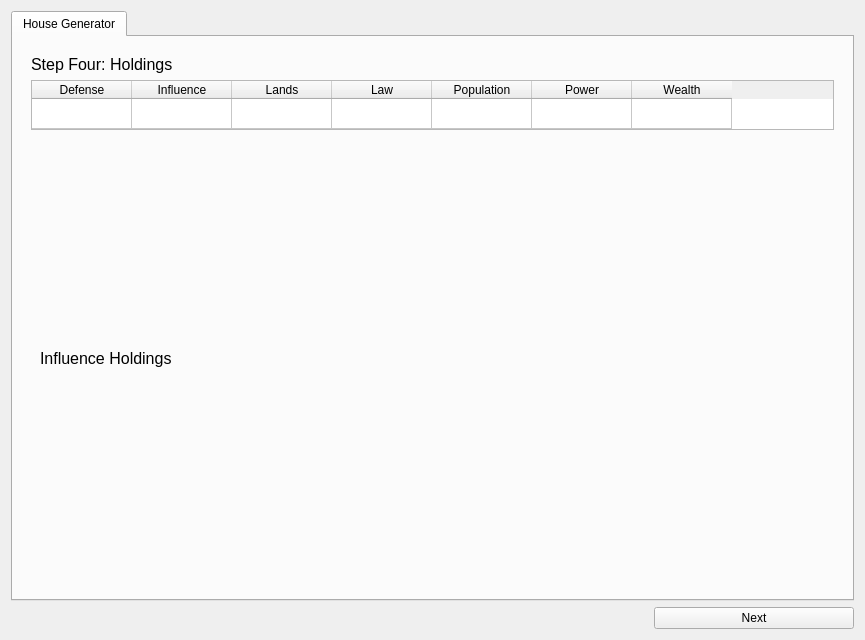
Old version of the form C++Project/GM-Companion/sifrp.ui in the repository PhilInTheGaps/GM-Companion.
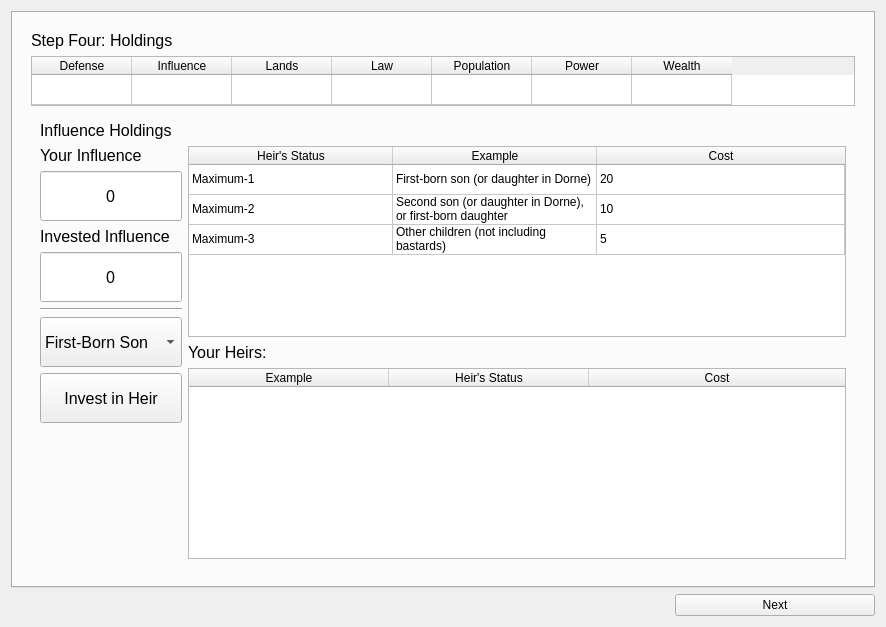
New version of the form. The open tabs and pages were chosen to show the change.

Commit message: improved sifrp hosue generator, minor fixes

```diff
--- a/C++Project/GM-Companion/sifrp.ui
+++ b/C++Project/GM-Companion/sifrp.ui
@@ -6,8 +6,8 @@
    <rect>
     <x>0</x>
     <y>0</y>
-    <width>865</width>
-    <height>640</height>
+    <width>886</width>
+    <height>627</height>
    </rect>
   </property>
   <property name="windowTitle">
@@ -19,6 +19,9 @@
      <property name="currentIndex">
       <number>0</number>
      </property>
+     <property name="tabBarAutoHide">
+      <bool>true</bool>
+     </property>
      <widget class="QWidget" name="tabHouseGenerator">
       <attribute name="title">
        <string>House Generator</string>
@@ -120,6 +123,25 @@
                </item>
               </widget>
              </item>
+             <item>
+              <widget class="QPushButton" name="step1SetRealmButton">
+               <property name="minimumSize">
+                <size>
+                 <width>0</width>
+                 <height>50</height>
+                </size>
+               </property>
+               <property name="maximumSize">
+                <size>
+                 <width>200</width>
+                 <height>16777215</height>
+                </size>
+               </property>
+               <property name="text">
+                <string>Set Realm</string>
+               </property>
+              </widget>
+             </item>
              <item>
               <widget class="QPushButton" name="randomRealm">
                <property name="minimumSize">
@@ -1045,6 +1067,9 @@
                      <property name="alignment">
                       <set>Qt::AlignCenter</set>
                      </property>
+                     <property name="readOnly">
+                      <bool>true</bool>
+                     </property>
                     </widget>
                    </item>
                    <item>
@@ -1090,6 +1115,9 @@
                      <property name="alignment">
                       <set>Qt::AlignCenter</set>
                      </property>
+                     <property name="readOnly">
+                      <bool>true</bool>
+                     </property>
                     </widget>
                    </item>
                    <item>
@@ -1444,6 +1472,12 @@
               <layout class="QVBoxLayout" name="verticalLayout_14">
                <item>
                 <widget class="QLabel" name="label_14">
+                 <property name="sizePolicy">
+                  <sizepolicy hsizetype="Preferred" vsizetype="Maximum">
+                   <horstretch>0</horstretch>
+                   <verstretch>0</verstretch>
+                  </sizepolicy>
+                 </property>
                  <property name="font">
                   <font>
                    <pointsize>12</pointsize>
@@ -1454,49 +1488,324 @@
                  </property>
                 </widget>
                </item>
-              </layout>
-             </widget>
-             <widget class="QWidget" name="page_8">
-              <layout class="QVBoxLayout" name="verticalLayout_15">
                <item>
-                <widget class="QLabel" name="label_15">
-                 <property name="text">
-                  <string>Land Holdings</string>
-                 </property>
-                </widget>
-               </item>
-              </layout>
-             </widget>
-             <widget class="QWidget" name="page_9">
-              <layout class="QVBoxLayout" name="verticalLayout_16">
-               <item>
-                <widget class="QLabel" name="label_16">
-                 <property name="text">
-                  <string>Law Holdings</string>
-                 </property>
-                </widget>
-               </item>
-              </layout>
-             </widget>
-             <widget class="QWidget" name="page_10">
-              <layout class="QVBoxLayout" name="verticalLayout_17">
-               <item>
-                <widget class="QLabel" name="label_17">
-                 <property name="text">
-                  <string>Population Holdings</string>
-                 </property>
-                </widget>
-               </item>
-              </layout>
-             </widget>
-             <widget class="QWidget" name="page_11">
-              <layout class="QVBoxLayout" name="verticalLayout_18">
-               <item>
-                <widget class="QLabel" name="label_18">
-                 <property name="text">
-                  <string>Wealth Holdings</string>
-                 </property>
-                </widget>
+                <layout class="QHBoxLayout" name="horizontalLayout_7">
+                 <item>
+                  <layout class="QVBoxLayout" name="verticalLayout_19">
+                   <item>
+                    <widget class="QLabel" name="label_19">
+                     <property name="font">
+                      <font>
+                       <pointsize>12</pointsize>
+                      </font>
+                     </property>
+                     <property name="text">
+                      <string>Your Influence</string>
+                     </property>
+                    </widget>
+                   </item>
+                   <item>
+                    <widget class="QLineEdit" name="step4InfluenceLine">
+                     <property name="sizePolicy">
+                      <sizepolicy hsizetype="Minimum" vsizetype="Fixed">
+                       <horstretch>0</horstretch>
+                       <verstretch>0</verstretch>
+                      </sizepolicy>
+                     </property>
+                     <property name="minimumSize">
+                      <size>
+                       <width>0</width>
+                       <height>50</height>
+                      </size>
+                     </property>
+                     <property name="font">
+                      <font>
+                       <pointsize>12</pointsize>
+                      </font>
+                     </property>
+                     <property name="text">
+                      <string>0</string>
+                     </property>
+                     <property name="alignment">
+                      <set>Qt::AlignCenter</set>
+                     </property>
+                     <property name="dragEnabled">
+                      <bool>false</bool>
+                     </property>
+                     <property name="readOnly">
+                      <bool>true</bool>
+                     </property>
+                    </widget>
+                   </item>
+                   <item>
+                    <widget class="QLabel" name="label_21">
+                     <property name="font">
+                      <font>
+                       <pointsize>12</pointsize>
+                      </font>
+                     </property>
+                     <property name="text">
+                      <string>Invested Influence</string>
+                     </property>
+                    </widget>
+                   </item>
+                   <item>
+                    <widget class="QLineEdit" name="step4InvestedInfluenceLine">
+                     <property name="sizePolicy">
+                      <sizepolicy hsizetype="Minimum" vsizetype="Fixed">
+                       <horstretch>0</horstretch>
+                       <verstretch>0</verstretch>
+                      </sizepolicy>
+                     </property>
+                     <property name="minimumSize">
+                      <size>
+                       <width>0</width>
+                       <height>50</height>
+                      </size>
+                     </property>
+                     <property name="font">
+                      <font>
+                       <pointsize>12</pointsize>
+                      </font>
+                     </property>
+                     <property name="text">
+                      <string>0</string>
+                     </property>
+                     <property name="alignment">
+                      <set>Qt::AlignCenter</set>
+                     </property>
+                     <property name="dragEnabled">
+                      <bool>false</bool>
+                     </property>
+                     <property name="readOnly">
+                      <bool>true</bool>
+                     </property>
+                    </widget>
+                   </item>
+                   <item>
+                    <widget class="Line" name="line_2">
+                     <property name="orientation">
+                      <enum>Qt::Horizontal</enum>
+                     </property>
+                    </widget>
+                   </item>
+                   <item>
+                    <widget class="QComboBox" name="step4HeirComboBox">
+                     <property name="minimumSize">
+                      <size>
+                       <width>0</width>
+                       <height>50</height>
+                      </size>
+                     </property>
+                     <property name="font">
+                      <font>
+                       <pointsize>12</pointsize>
+                      </font>
+                     </property>
+                     <item>
+                      <property name="text">
+                       <string>First-Born Son</string>
+                      </property>
+                     </item>
+                     <item>
+                      <property name="text">
+                       <string>Second Son</string>
+                      </property>
+                     </item>
+                     <item>
+                      <property name="text">
+                       <string>Other Children</string>
+                      </property>
+                     </item>
+                    </widget>
+                   </item>
+                   <item>
+                    <widget class="QPushButton" name="step4InvestInHeirButton">
+                     <property name="minimumSize">
+                      <size>
+                       <width>0</width>
+                       <height>50</height>
+                      </size>
+                     </property>
+                     <property name="font">
+                      <font>
+                       <pointsize>12</pointsize>
+                      </font>
+                     </property>
+                     <property name="text">
+                      <string>Invest in Heir</string>
+                     </property>
+                    </widget>
+                   </item>
+                   <item>
+                    <spacer name="verticalSpacer_2">
+                     <property name="orientation">
+                      <enum>Qt::Vertical</enum>
+                     </property>
+                     <property name="sizeHint" stdset="0">
+                      <size>
+                       <width>20</width>
+                       <height>40</height>
+                      </size>
+                     </property>
+                    </spacer>
+                   </item>
+                  </layout>
+                 </item>
+                 <item>
+                  <layout class="QVBoxLayout" name="verticalLayout_20">
+                   <item>
+                    <widget class="QTableWidget" name="tableWidget">
+                     <attribute name="horizontalHeaderDefaultSectionSize">
+                      <number>204</number>
+                     </attribute>
+                     <attribute name="horizontalHeaderShowSortIndicator" stdset="0">
+                      <bool>false</bool>
+                     </attribute>
+                     <attribute name="horizontalHeaderStretchLastSection">
+                      <bool>true</bool>
+                     </attribute>
+                     <attribute name="verticalHeaderVisible">
+                      <bool>false</bool>
+                     </attribute>
+                     <attribute name="verticalHeaderCascadingSectionResizes">
+                      <bool>false</bool>
+                     </attribute>
+                     <attribute name="verticalHeaderShowSortIndicator" stdset="0">
+                      <bool>false</bool>
+                     </attribute>
+                     <row>
+                      <property name="text">
+                       <string/>
+                      </property>
+                     </row>
+                     <row>
+                      <property name="text">
+                       <string/>
+                      </property>
+                     </row>
+                     <row>
+                      <property name="text">
+                       <string/>
+                      </property>
+                     </row>
+                     <column>
+                      <property name="text">
+                       <string>Heir's Status</string>
+                      </property>
+                     </column>
+                     <column>
+                      <property name="text">
+                       <string>Example</string>
+                      </property>
+                     </column>
+                     <column>
+                      <property name="text">
+                       <string>Cost</string>
+                      </property>
+                     </column>
+                     <item row="0" column="0">
+                      <property name="text">
+                       <string>Maximum-1</string>
+                      </property>
+                     </item>
+                     <item row="0" column="1">
+                      <property name="text">
+                       <string>First-born son (or daughter in Dorne)</string>
+                      </property>
+                      <property name="toolTip">
+                       <string>First-born son (or daughter in Dorne)</string>
+                      </property>
+                     </item>
+                     <item row="0" column="2">
+                      <property name="text">
+                       <string>20</string>
+                      </property>
+                     </item>
+                     <item row="1" column="0">
+                      <property name="text">
+                       <string>Maximum-2</string>
+                      </property>
+                     </item>
+                     <item row="1" column="1">
+                      <property name="text">
+                       <string>Second son (or daughter in Dorne),  or first-born daughter</string>
+                      </property>
+                      <property name="toolTip">
+                       <string>Second son (or daughter in Dorne),  or first-born daughter</string>
+                      </property>
+                     </item>
+                     <item row="1" column="2">
+                      <property name="text">
+                       <string>10</string>
+                      </property>
+                     </item>
+                     <item row="2" column="0">
+                      <property name="text">
+                       <string>Maximum-3</string>
+                      </property>
+                     </item>
+                     <item row="2" column="1">
+                      <property name="text">
+                       <string>Other children (not including bastards)</string>
+                      </property>
+                      <property name="toolTip">
+                       <string>Other children (not including bastards)</string>
+                      </property>
+                     </item>
+                     <item row="2" column="2">
+                      <property name="text">
+                       <string>5</string>
+                      </property>
+                     </item>
+                    </widget>
+                   </item>
+                   <item>
+                    <widget class="QLabel" name="label_20">
+                     <property name="font">
+                      <font>
+                       <pointsize>12</pointsize>
+                      </font>
+                     </property>
+                     <property name="text">
+                      <string>Your Heirs:</string>
+                     </property>
+                    </widget>
+                   </item>
+                   <item>
+                    <widget class="QTableWidget" name="step4HeirTable">
+                     <attribute name="horizontalHeaderDefaultSectionSize">
+                      <number>200</number>
+                     </attribute>
+                     <attribute name="horizontalHeaderHighlightSections">
+                      <bool>false</bool>
+                     </attribute>
+                     <attribute name="horizontalHeaderStretchLastSection">
+                      <bool>true</bool>
+                     </attribute>
+                     <attribute name="verticalHeaderVisible">
+                      <bool>false</bool>
+                     </attribute>
+                     <column>
+                      <property name="text">
+                       <string>Example</string>
+                      </property>
+                     </column>
+                     <column>
+                      <property name="text">
+                       <string>Heir's Status</string>
+                      </property>
+                     </column>
+                     <column>
+                      <property name="text">
+                       <string>Cost</string>
+                      </property>
+                     </column>
+                    </widget>
+                   </item>
+                  </layout>
+                 </item>
+                </layout>
                </item>
               </layout>
              </widget>
@@ -1504,17 +1813,88 @@
            </item>
           </layout>
          </widget>
-         <widget class="QWidget" name="page_7">
+         <widget class="QWidget" name="page_12">
           <layout class="QVBoxLayout" name="verticalLayout_10">
            <item>
-            <widget class="QLabel" name="label_9">
+            <widget class="QLabel" name="label_24">
              <property name="font">
               <font>
                <pointsize>12</pointsize>
               </font>
              </property>
              <property name="text">
-              <string>Step Five: Motto and Arms</string>
+              <string>Result</string>
+             </property>
+            </widget>
+           </item>
+           <item>
+            <widget class="QTableWidget" name="step5ResourceTable">
+             <attribute name="horizontalHeaderStretchLastSection">
+              <bool>true</bool>
+             </attribute>
+             <row>
+              <property name="text">
+               <string>Defense</string>
+              </property>
+             </row>
+             <row>
+              <property name="text">
+               <string>Influence</string>
+              </property>
+             </row>
+             <row>
+              <property name="text">
+               <string>Lands</string>
+              </property>
+             </row>
+             <row>
+              <property name="text">
+               <string>Law</string>
+              </property>
+             </row>
+             <row>
+              <property name="text">
+               <string>Population</string>
+              </property>
+             </row>
+             <row>
+              <property name="text">
+               <string>Power</string>
+              </property>
+             </row>
+             <row>
+              <property name="text">
+               <string>Wealth</string>
+              </property>
+             </row>
+             <column>
+              <property name="text">
+               <string>Value</string>
+              </property>
+             </column>
+             <column>
+              <property name="text">
+               <string>Description</string>
+              </property>
+             </column>
+            </widget>
+           </item>
+           <item>
+            <widget class="QTextEdit" name="textEdit_2">
+             <property name="html">
+              <string>&lt;!DOCTYPE HTML PUBLIC &quot;-//W3C//DTD HTML 4.0//EN&quot; &quot;http://www.w3.org/TR/REC-html40/strict.dtd&quot;&gt;
+&lt;html&gt;&lt;head&gt;&lt;meta name=&quot;qrichtext&quot; content=&quot;1&quot; /&gt;&lt;style type=&quot;text/css&quot;&gt;
+p, li { white-space: pre-wrap; }
+&lt;/style&gt;&lt;/head&gt;&lt;body style=&quot; font-family:'MS Shell Dlg 2'; font-size:8.25pt; font-weight:400; font-style:normal;&quot;&gt;
+&lt;p style=&quot; margin-top:0px; margin-bottom:0px; margin-left:0px; margin-right:0px; -qt-block-indent:0; text-indent:0px;&quot;&gt;&lt;span style=&quot; font-size:12pt;&quot;&gt;ToDo:&lt;/span&gt;&lt;/p&gt;
+&lt;p style=&quot;-qt-paragraph-type:empty; margin-top:0px; margin-bottom:0px; margin-left:0px; margin-right:0px; -qt-block-indent:0; text-indent:0px; font-size:12pt;&quot;&gt;&lt;br /&gt;&lt;/p&gt;
+&lt;p style=&quot; margin-top:0px; margin-bottom:0px; margin-left:0px; margin-right:0px; -qt-block-indent:0; text-indent:0px;&quot;&gt;&lt;span style=&quot; font-size:12pt;&quot;&gt;- Land Holdings&lt;/span&gt;&lt;/p&gt;
+&lt;p style=&quot; margin-top:0px; margin-bottom:0px; margin-left:0px; margin-right:0px; -qt-block-indent:0; text-indent:0px;&quot;&gt;&lt;span style=&quot; font-size:12pt;&quot;&gt;- Law Holdings&lt;/span&gt;&lt;/p&gt;
+&lt;p style=&quot; margin-top:0px; margin-bottom:0px; margin-left:0px; margin-right:0px; -qt-block-indent:0; text-indent:0px;&quot;&gt;&lt;span style=&quot; font-size:12pt;&quot;&gt;- Population Holdings&lt;/span&gt;&lt;/p&gt;
+&lt;p style=&quot; margin-top:0px; margin-bottom:0px; margin-left:0px; margin-right:0px; -qt-block-indent:0; text-indent:0px;&quot;&gt;&lt;span style=&quot; font-size:12pt;&quot;&gt;- Power Holdings&lt;/span&gt;&lt;/p&gt;
+&lt;p style=&quot; margin-top:0px; margin-bottom:0px; margin-left:0px; margin-right:0px; -qt-block-indent:0; text-indent:0px;&quot;&gt;&lt;span style=&quot; font-size:12pt;&quot;&gt;- Wealth Holdings&lt;/span&gt;&lt;/p&gt;
+&lt;p style=&quot;-qt-paragraph-type:empty; margin-top:0px; margin-bottom:0px; margin-left:0px; margin-right:0px; -qt-block-indent:0; text-indent:0px; font-size:12pt;&quot;&gt;&lt;br /&gt;&lt;/p&gt;
+&lt;p style=&quot; margin-top:0px; margin-bottom:0px; margin-left:0px; margin-right:0px; -qt-block-indent:0; text-indent:0px;&quot;&gt;&lt;span style=&quot; font-size:12pt;&quot;&gt;- Motto und Wappen&lt;/span&gt;&lt;/p&gt;&lt;/body&gt;&lt;/html&gt;</string>
              </property>
             </widget>
            </item>
```
The commit also changes 8 other files.
